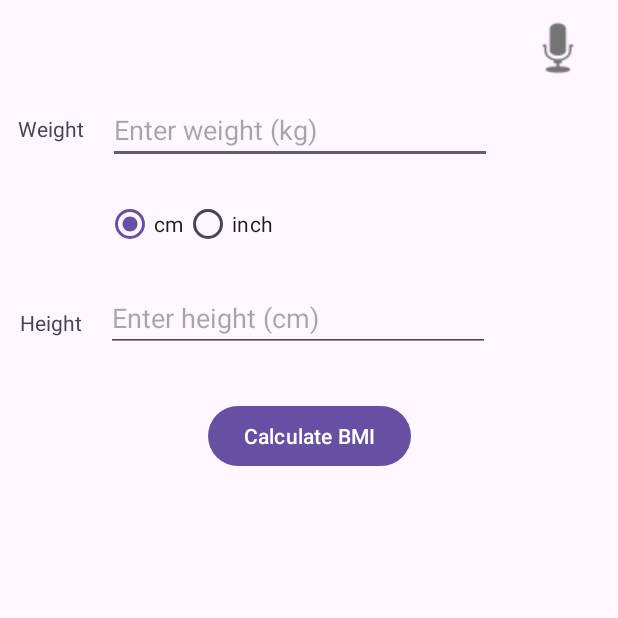
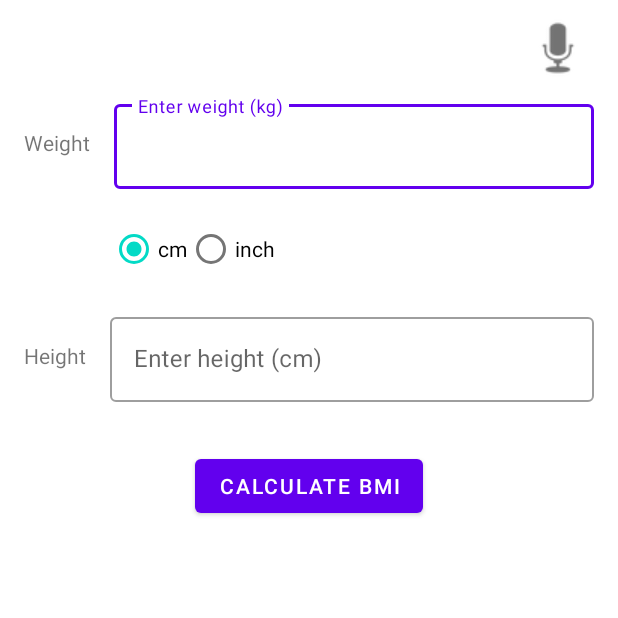
Before and after one commit to Ritesh031983/Smart-BMI-Calculator, an Android app: the screen it shows after launch (MainActivity), on a phone screen of 412 x 824 dp, the top half of it. Run offline under Robolectric (Android 15) with nearby library versions, the phone set to English and light mode, and no system bars.

Commit message:
using material components

```diff
--- a/app/src/main/res/layout/activity_main.xml
+++ b/app/src/main/res/layout/activity_main.xml
@@ -17,36 +17,41 @@
         android:clickable="true"
         android:contentDescription="@string/voice_input_bmi"
         android:onClick="invokeAIAssistant"
-        app:layout_constraintBottom_toTopOf="@+id/editTextWeight"
+        app:layout_constraintBottom_toTopOf="@+id/textInputLayoutWeight"
         app:layout_constraintEnd_toEndOf="parent"
         app:layout_constraintTop_toTopOf="parent"
         app:srcCompat="@android:drawable/ic_btn_speak_now" />
 
-    <TextView
-        android:id="@+id/textView"
+    <com.google.android.material.textview.MaterialTextView
+        android:id="@+id/textViewWeightLabel"
         android:layout_width="wrap_content"
         android:layout_height="wrap_content"
         android:layout_marginStart="16dp"
-        android:layout_marginTop="76dp"
         android:text="@string/weight"
-        app:layout_constraintEnd_toStartOf="@+id/editTextWeight"
+        app:layout_constraintBottom_toBottomOf="@+id/textInputLayoutWeight"
         app:layout_constraintStart_toStartOf="parent"
-        app:layout_constraintTop_toTopOf="parent" />
+        app:layout_constraintTop_toTopOf="@+id/textInputLayoutWeight" />
 
-    <EditText
-        android:id="@+id/editTextWeight"
-        android:layout_width="256dp"
+    <com.google.android.material.textfield.TextInputLayout
+        android:id="@+id/textInputLayoutWeight"
+        style="@style/Widget.MaterialComponents.TextInputLayout.OutlinedBox"
+        android:layout_width="0dp"
         android:layout_height="wrap_content"
         android:layout_marginStart="16dp"
         android:layout_marginTop="64dp"
-        android:layout_marginEnd="88dp"
-        android:height="48dp"
-        android:autofillHints="@string/enter_weight_kg_hint"
+        android:layout_marginEnd="16dp"
         android:hint="@string/enter_weight_kg_hint"
-        android:inputType="numberDecimal"
         app:layout_constraintEnd_toEndOf="parent"
-        app:layout_constraintStart_toEndOf="@+id/textView"
-        app:layout_constraintTop_toTopOf="parent" />
+        app:layout_constraintStart_toEndOf="@+id/textViewWeightLabel"
+        app:layout_constraintTop_toTopOf="parent">
+
+        <com.google.android.material.textfield.TextInputEditText
+            android:id="@+id/editTextWeight"
+            android:layout_width="match_parent"
+            android:layout_height="wrap_content"
+            android:inputType="numberDecimal" />
+
+    </com.google.android.material.textfield.TextInputLayout>
 
     <RadioGroup
         android:id="@+id/radioGroupHeightUnit"
@@ -55,49 +60,54 @@
         android:layout_marginStart="16dp"
         android:layout_marginTop="16dp"
         android:orientation="horizontal"
-        app:layout_constraintStart_toEndOf="@+id/textView2"
+        app:layout_constraintStart_toEndOf="@+id/textViewHeightLabel"
         app:layout_constraintEnd_toEndOf="parent"
-        app:layout_constraintTop_toBottomOf="@+id/editTextWeight">
+        app:layout_constraintTop_toBottomOf="@+id/textInputLayoutWeight">
 
-        <RadioButton
+        <com.google.android.material.radiobutton.MaterialRadioButton
             android:id="@+id/radioButtonCm"
             android:layout_width="wrap_content"
             android:layout_height="wrap_content"
             android:text="@string/cm"
             android:checked="true" />
 
-        <RadioButton
+        <com.google.android.material.radiobutton.MaterialRadioButton
             android:id="@+id/radioButtonInch"
             android:layout_width="wrap_content"
             android:layout_height="wrap_content"
             android:text="@string/inch" />
     </RadioGroup>
 
-    <TextView
-        android:id="@+id/textView2"
+    <com.google.android.material.textview.MaterialTextView
+        android:id="@+id/textViewHeightLabel"
         android:layout_width="wrap_content"
         android:layout_height="wrap_content"
         android:layout_marginStart="16dp"
-        android:layout_marginTop="110dp"
         android:text="@string/height"
-        app:layout_constraintEnd_toStartOf="@+id/editTextHeight"
+        app:layout_constraintBottom_toBottomOf="@+id/textInputLayoutHeight"
         app:layout_constraintStart_toStartOf="parent"
-        app:layout_constraintTop_toBottomOf="@+id/textView" />
+        app:layout_constraintTop_toTopOf="@+id/textInputLayoutHeight" />
 
-    <EditText
-        android:id="@+id/editTextHeight"
-        android:layout_width="256dp"
+    <com.google.android.material.textfield.TextInputLayout
+        android:id="@+id/textInputLayoutHeight"
+        style="@style/Widget.MaterialComponents.TextInputLayout.OutlinedBox"
+        android:layout_width="0dp"
         android:layout_height="wrap_content"
         android:layout_marginStart="16dp"
         android:layout_marginTop="16dp"
-        android:layout_marginEnd="88dp"
-        android:height="48dp"
-        android:autofillHints="@string/enter_height_cm_hint"
+        android:layout_marginEnd="16dp"
         android:hint="@string/enter_height_cm_hint"
-        android:inputType="number"
         app:layout_constraintEnd_toEndOf="parent"
-        app:layout_constraintStart_toEndOf="@+id/textView2"
-        app:layout_constraintTop_toBottomOf="@+id/radioGroupHeightUnit" />
+        app:layout_constraintStart_toEndOf="@+id/textViewHeightLabel"
+        app:layout_constraintTop_toBottomOf="@+id/radioGroupHeightUnit">
+
+        <com.google.android.material.textfield.TextInputEditText
+            android:id="@+id/editTextHeight"
+            android:layout_width="match_parent"
+            android:layout_height="wrap_content"
+            android:inputType="number" />
+
+    </com.google.android.material.textfield.TextInputLayout>
 
     <com.google.android.material.button.MaterialButton
         android:id="@+id/buttonCalculate"
@@ -107,15 +117,15 @@
         android:text="@string/calculate_bmi"
         app:layout_constraintEnd_toEndOf="parent"
         app:layout_constraintStart_toStartOf="parent"
-        app:layout_constraintTop_toBottomOf="@+id/editTextHeight" />
+        app:layout_constraintTop_toBottomOf="@+id/textInputLayoutHeight" />
 
-    <TextView
+    <com.google.android.material.textview.MaterialTextView
         android:id="@+id/textViewResult"
         android:layout_width="wrap_content"
         android:layout_height="wrap_content"
         android:layout_marginTop="32dp"
         android:text=""
-        android:textSize="20sp"
+        android:textAppearance="?attr/textAppearanceHeadline6"
         app:layout_constraintEnd_toEndOf="parent"
         app:layout_constraintStart_toStartOf="parent"
         app:layout_constraintTop_toBottomOf="@+id/buttonCalculate" />
--- a/app/src/main/res/values/strings.xml
+++ b/app/src/main/res/values/strings.xml
@@ -10,7 +10,6 @@
     <string name="could_not_find_height">Could not find height. Please say \'height is [value]cm\'</string>
     <string name="please_enter_weight">Please enter weight</string>
     <string name="please_enter_height">Please enter height</string>
-    <string name="height_cannot_be_zero">Height cannot be zero</string>
     <string name="please_enter_valid_numbers">Please enter valid numbers for weight and height</string>
     <string name="suggestion">Say something like: weight is 60kg and height is 160cm</string>
     <string name="enter_height_cm">Enter height (cm)</string>
--- a/app/src/main/res/values/themes.xml
+++ b/app/src/main/res/values/themes.xml
@@ -1,6 +1,6 @@
 <resources xmlns:tools="http://schemas.android.com/tools">
     <!-- Base application theme. -->
-    <style name="Base.Theme.SmartBMICalculator" parent="Theme.Material3.DayNight.NoActionBar">
+    <style name="Base.Theme.SmartBMICalculator" parent="Theme.MaterialComponents.DayNight.NoActionBar">
         <!-- Customize your light theme here. -->
         <!-- <item name="colorPrimary">@color/my_light_primary</item> -->
     </style>
```
